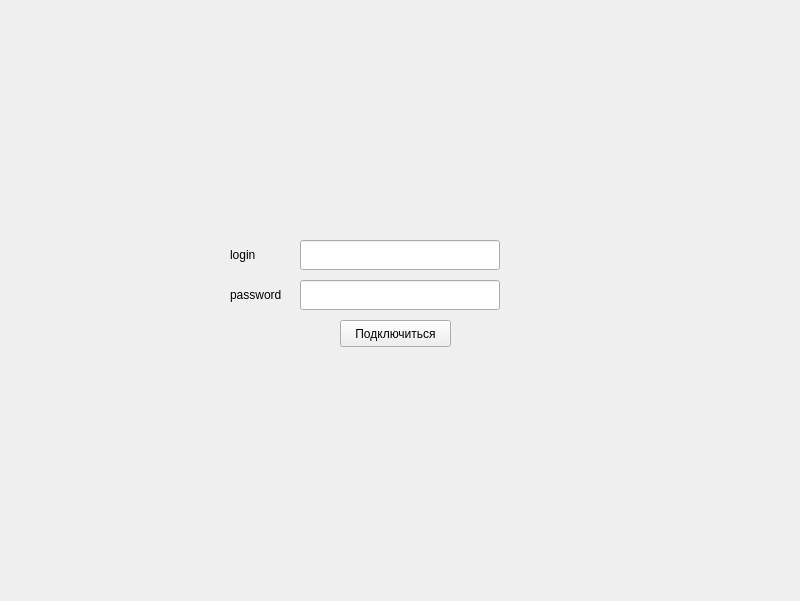
Qt form client/login.ui (Shadwar/messenger) before a commit.
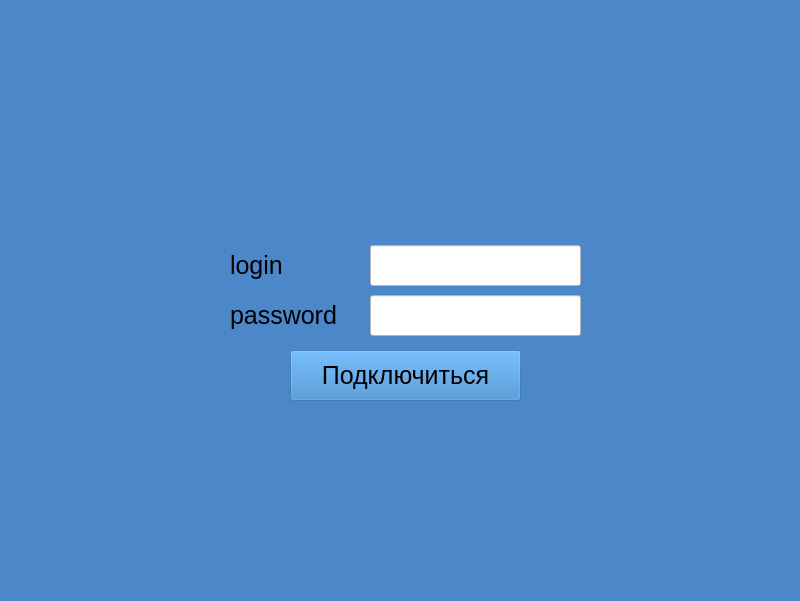
The same form after that commit. Icons and pictures are not drawn.

Commit message: Изменен стиль стартового окна

Patch:
```diff
--- a/client/login.ui
+++ b/client/login.ui
@@ -17,15 +17,21 @@
    <string>Чат</string>
   </property>
   <widget class="QWidget" name="loginWidget">
+   <property name="styleSheet">
+    <string notr="true">background-color: rgb(76, 135, 202);</string>
+   </property>
    <widget class="QPushButton" name="connectButton">
     <property name="geometry">
      <rect>
-      <x>340</x>
-      <y>320</y>
-      <width>111</width>
-      <height>27</height>
+      <x>290</x>
+      <y>350</y>
+      <width>231</width>
+      <height>51</height>
      </rect>
     </property>
+    <property name="styleSheet">
+     <string notr="true">font: 19pt;background-color: rgba(50, 127, 198, 100);</string>
+    </property>
     <property name="text">
      <string>Подключиться</string>
     </property>
@@ -33,10 +39,10 @@
    <widget class="QLineEdit" name="login_input">
     <property name="geometry">
      <rect>
-      <x>300</x>
-      <y>240</y>
-      <width>200</width>
-      <height>30</height>
+      <x>370</x>
+      <y>245</y>
+      <width>211</width>
+      <height>41</height>
      </rect>
     </property>
     <property name="sizePolicy">
@@ -45,14 +51,17 @@
       <verstretch>0</verstretch>
      </sizepolicy>
     </property>
+    <property name="styleSheet">
+     <string notr="true">font: 19pt;background-color: rgb(255, 255, 255);</string>
+    </property>
    </widget>
    <widget class="QLineEdit" name="password_input">
     <property name="geometry">
      <rect>
-      <x>300</x>
-      <y>280</y>
-      <width>200</width>
-      <height>30</height>
+      <x>370</x>
+      <y>295</y>
+      <width>211</width>
+      <height>41</height>
      </rect>
     </property>
     <property name="sizePolicy">
@@ -61,14 +70,17 @@
       <verstretch>0</verstretch>
      </sizepolicy>
     </property>
+    <property name="styleSheet">
+     <string notr="true">font: 19pt;background-color: rgb(255, 255, 255);</string>
+    </property>
    </widget>
    <widget class="QLabel" name="label_3">
     <property name="geometry">
      <rect>
       <x>230</x>
-      <y>285</y>
-      <width>60</width>
-      <height>20</height>
+      <y>300</y>
+      <width>131</width>
+      <height>31</height>
      </rect>
     </property>
     <property name="sizePolicy">
@@ -77,6 +89,9 @@
       <verstretch>0</verstretch>
      </sizepolicy>
     </property>
+    <property name="styleSheet">
+     <string notr="true">font: 19pt;</string>
+    </property>
     <property name="text">
      <string>password</string>
     </property>
@@ -85,9 +100,9 @@
     <property name="geometry">
      <rect>
       <x>230</x>
-      <y>245</y>
-      <width>60</width>
-      <height>20</height>
+      <y>250</y>
+      <width>131</width>
+      <height>31</height>
      </rect>
     </property>
     <property name="sizePolicy">
@@ -99,10 +114,35 @@
     <property name="contextMenuPolicy">
      <enum>Qt::PreventContextMenu</enum>
     </property>
+    <property name="styleSheet">
+     <string notr="true">font: 19pt;</string>
+    </property>
     <property name="text">
      <string>login</string>
     </property>
    </widget>
+   <widget class="QLabel" name="messenger_logo">
+    <property name="geometry">
+     <rect>
+      <x>230</x>
+      <y>30</y>
+      <width>341</width>
+      <height>201</height>
+     </rect>
+    </property>
+    <property name="text">
+     <string/>
+    </property>
+    <property name="pixmap">
+     <pixmap>assets/messenger_logo.png</pixmap>
+    </property>
+   </widget>
+   <zorder>messenger_logo</zorder>
+   <zorder>connectButton</zorder>
+   <zorder>login_input</zorder>
+   <zorder>password_input</zorder>
+   <zorder>password_label</zorder>
+   <zorder>login_label</zorder>
   </widget>
  </widget>
  <tabstops>
```
Left out of the diff: 4 changed lines with no effect on the pictures. The commit also changes 2 other files.
